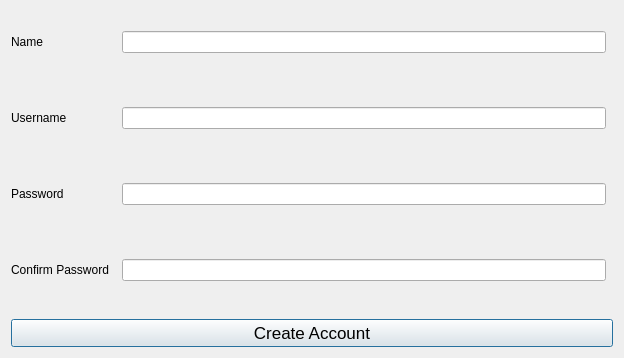
Before: the Qt Designer form Experiment/signwind.ui in hassanshakil22/E-Voting-OOPS-, drawn with Qt 5.
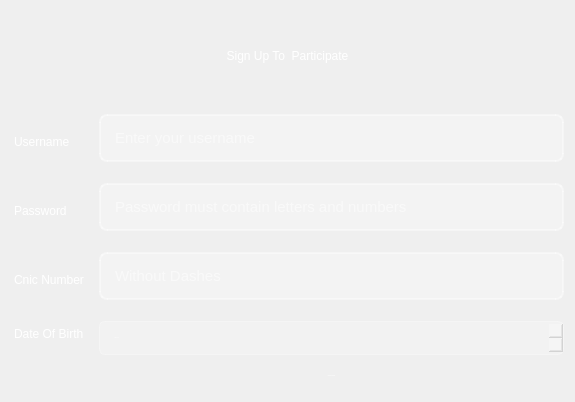
After: the same form once the commit is applied. Icons and pictures are not drawn.

Commit message: Login and Signup page completed with all functionalities

Patch:
```diff
--- a/Experiment/signwind.ui
+++ b/Experiment/signwind.ui
@@ -6,100 +6,213 @@
    <rect>
     <x>0</x>
     <y>0</y>
-    <width>624</width>
-    <height>358</height>
+    <width>575</width>
+    <height>402</height>
    </rect>
   </property>
   <property name="windowTitle">
    <string>Dialog</string>
   </property>
-  <layout class="QHBoxLayout" name="horizontalLayout">
-   <item>
-    <layout class="QVBoxLayout" name="verticalLayout">
-     <item>
-      <layout class="QFormLayout" name="formLayout">
-       <property name="horizontalSpacing">
-        <number>13</number>
-       </property>
-       <property name="verticalSpacing">
-        <number>54</number>
-       </property>
-       <property name="topMargin">
-        <number>20</number>
-       </property>
-       <property name="rightMargin">
-        <number>7</number>
-       </property>
-       <item row="0" column="0">
-        <widget class="QLabel" name="label_2">
-         <property name="text">
-          <string>Name</string>
-         </property>
-        </widget>
-       </item>
-       <item row="1" column="0">
-        <widget class="QLabel" name="label_3">
-         <property name="text">
-          <string>Username</string>
-         </property>
-        </widget>
-       </item>
-       <item row="3" column="0">
-        <widget class="QLabel" name="label_4">
-         <property name="text">
-          <string>Confirm Password</string>
-         </property>
-        </widget>
-       </item>
-       <item row="2" column="0">
-        <widget class="QLabel" name="label_5">
-         <property name="text">
-          <string>Password</string>
-         </property>
-        </widget>
-       </item>
-       <item row="0" column="1">
-        <widget class="QLineEdit" name="name_eidt"/>
-       </item>
-       <item row="1" column="1">
-        <widget class="QLineEdit" name="lineEdit_2"/>
-       </item>
-       <item row="2" column="1">
-        <widget class="QLineEdit" name="lineEdit_3">
-         <property name="echoMode">
-          <enum>QLineEdit::EchoMode::Password</enum>
-         </property>
-        </widget>
-       </item>
-       <item row="3" column="1">
-        <widget class="QLineEdit" name="lineEdit_4">
-         <property name="echoMode">
-          <enum>QLineEdit::EchoMode::Password</enum>
-         </property>
-        </widget>
-       </item>
-      </layout>
-     </item>
-     <item>
-      <widget class="QLabel" name="label">
-       <property name="text">
-        <string/>
-       </property>
-      </widget>
-     </item>
-     <item>
-      <widget class="QPushButton" name="createacc_btn">
-       <property name="font">
-        <font>
-         <pointsize>13</pointsize>
-        </font>
-       </property>
-       <property name="text">
-        <string>Create Account</string>
-       </property>
-      </widget>
-     </item>
-    </layout>
+  <property name="styleSheet">
+   <string notr="true">QDialog{
+background-image: url(:/New folder/WhatsApp Image 2025-04-04 at 10.06.00 PM.jpeg);
+    background-position: center;
+    background-repeat: no-repeat;
+}
+
+/* Central container with glass morphism effect */
+#centralwidget {
+    background: rgba(255, 255, 255, 0.15);
+    border-radius: 15px;
+    border: 1px solid rgba(255, 255, 255, 0.2);
+    padding: 30px;
+    margin: 50px;
+}
+
+/* Title label */
+#welcome_label {
+    font: bold 28px &quot;Segoe UI&quot;, Arial;
+    color: white;
+    letter-spacing: 2px;
+    text-transform: uppercase;
+    qproperty-alignment: 'AlignCenter';
+    margin-bottom: 30px;
+}
+
+/* Form labels */
+QLabel {
+    font: bold 16px &quot;Segoe UI&quot;;
+    color: white;
+    margin-bottom: 8px;
+}
+
+/* Input fields with modern styling */
+QLineEdit {
+    background: rgba(255, 255, 255, 0.25);
+    border: 2px solid rgba(255, 255, 255, 0.4);
+    border-radius: 8px;
+    padding: 12px;
+    color: white;
+    font-size: 15px;
+    margin-bottom: 15px;
+    selection-background-color: #4facfe;
+}
+
+QLineEdit:focus {
+    border-color: rgba(79, 172, 254, 0.8);
+    background: rgba(255, 255, 255, 0.3);
+}
+
+/* Buttons with gradient and animation */
+QPushButton {
+    background: qlineargradient(x1:0, y1:0, x2:1, y2:0,
+                              stop:0 #4facfe, stop:1 #00f2fe);
+    color: white;
+    font: bold 16px &quot;Segoe UI&quot;;
+    border-radius: 8px;
+    padding: 14px 24px;
+    border: none;
+    min-width: 120px;
+
+}
+
+QPushButton:hover {
+    background: qlineargradient(x1:0, y1:0, x2:1, y2:0,
+                              stop:0 #00f2fe, stop:1 #4facfe);
+}
+
+
+
+/* Login container */
+#login_container {
+    background: rgba(255, 255, 255, 0.1);
+    border-radius: 15px;
+    padding: 30px;
+    border: 1px solid rgba(255, 255, 255, 0.15);
+}
+
+/* Logo styling */
+#logo_label {
+    qproperty-alignment: 'AlignCenter';
+    margin-bottom: 20px;
+    qproperty-pixmap: url(:/icons/app_logo.png);
+}
+QDateEdit {
+    background: rgba(255, 255, 255, 0.2);
+    border: 1px solid rgba(255, 255, 255, 0.3);
+    border-radius: 6px;
+    color: white;
+    font: 15px &quot;Segoe UI&quot;;
+    padding: 8px 12px;
+}
+
+QDateEdit::drop-down {
+    background: rgba(255, 255, 255, 0.1);
+    border-radius: 0 4px 4px 0;
+}</string>
+  </property>
+  <layout class="QGridLayout" name="gridLayout">
+   <item row="6" column="2">
+    <widget class="QPushButton" name="createacc_btn">
+     <property name="font">
+      <font>
+       <family>Segoe UI</family>
+       <pointsize>-1</pointsize>
+       <italic>false</italic>
+       <bold>true</bold>
+      </font>
+     </property>
+     <property name="text">
+      <string>Create Account</string>
+     </property>
+    </widget>
+   </item>
+   <item row="3" column="0">
+    <widget class="QLabel" name="label_3">
+     <property name="text">
+      <string>Password</string>
+     </property>
+    </widget>
+   </item>
+   <item row="0" column="0" colspan="3">
+    <widget class="QLabel" name="label_6">
+     <property name="text">
+      <string>Sign Up To  Participate</string>
+     </property>
+     <property name="alignment">
+      <set>Qt::AlignmentFlag::AlignCenter</set>
+     </property>
+     <property name="margin">
+      <number>0</number>
+     </property>
+    </widget>
+   </item>
+   <item row="6" column="0">
+    <widget class="QLabel" name="label">
+     <property name="text">
+      <string/>
+     </property>
+    </widget>
+   </item>
+   <item row="5" column="0">
+    <widget class="QLabel" name="label_4">
+     <property name="text">
+      <string>Date Of Birth</string>
+     </property>
+    </widget>
+   </item>
+   <item row="3" column="2">
+    <widget class="QLineEdit" name="pass_edit">
+     <property name="placeholderText">
+      <string>Password must contain letters and numbers</string>
+     </property>
+    </widget>
+   </item>
+   <item row="4" column="2">
+    <widget class="QLineEdit" name="cnicedit">
+     <property name="echoMode">
+      <enum>QLineEdit::EchoMode::Password</enum>
+     </property>
+     <property name="placeholderText">
+      <string>Without Dashes</string>
+     </property>
+    </widget>
+   </item>
+   <item row="4" column="0">
+    <widget class="QLabel" name="label_5">
+     <property name="text">
+      <string>Cnic Number</string>
+     </property>
+    </widget>
+   </item>
+   <item row="5" column="2">
+    <widget class="QDateEdit" name="dateEdit">
+     <property name="font">
+      <font>
+       <family>Segoe UI</family>
+       <pointsize>-1</pointsize>
+       <italic>false</italic>
+       <bold>false</bold>
+      </font>
+     </property>
+    </widget>
+   </item>
+   <item row="1" column="2">
+    <widget class="QLineEdit" name="name_eidt">
+     <property name="styleSheet">
+      <string notr="true"/>
+     </property>
+     <property name="placeholderText">
+      <string>Enter your username</string>
+     </property>
+    </widget>
+   </item>
+   <item row="1" column="0">
+    <widget class="QLabel" name="label_2">
+     <property name="text">
+      <string>Username</string>
+     </property>
+    </widget>
    </item>
   </layout>
  </widget>
```
Left out of the diff: 2 changed lines with no effect on the pictures. The commit also changes 12 other files.
